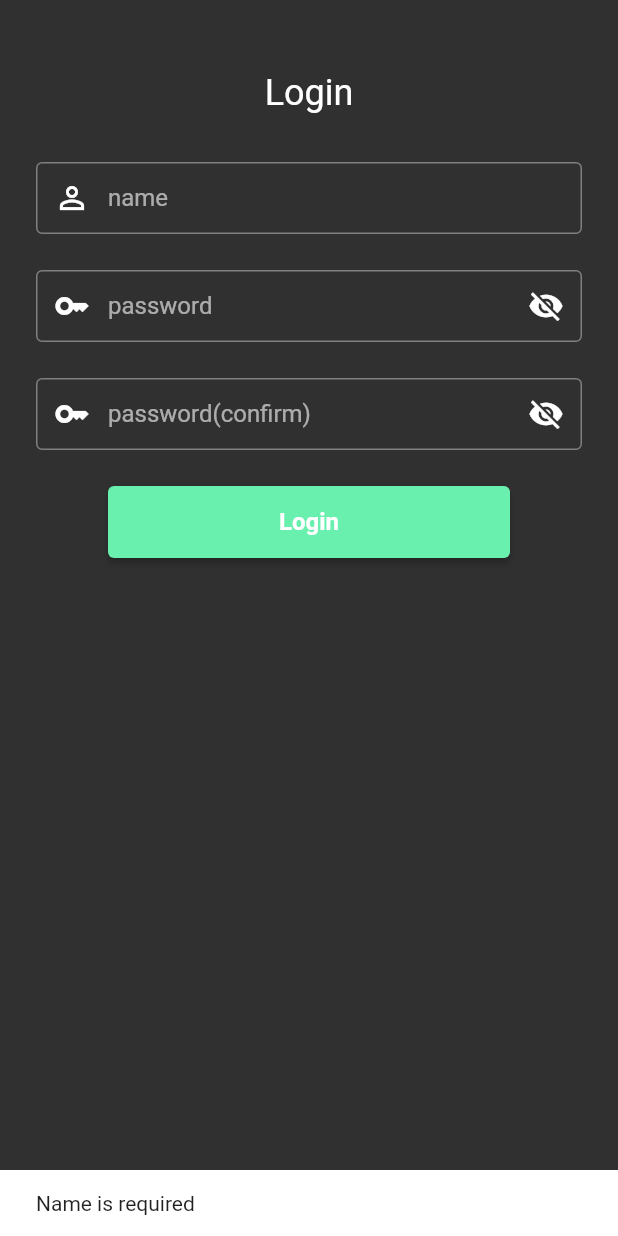
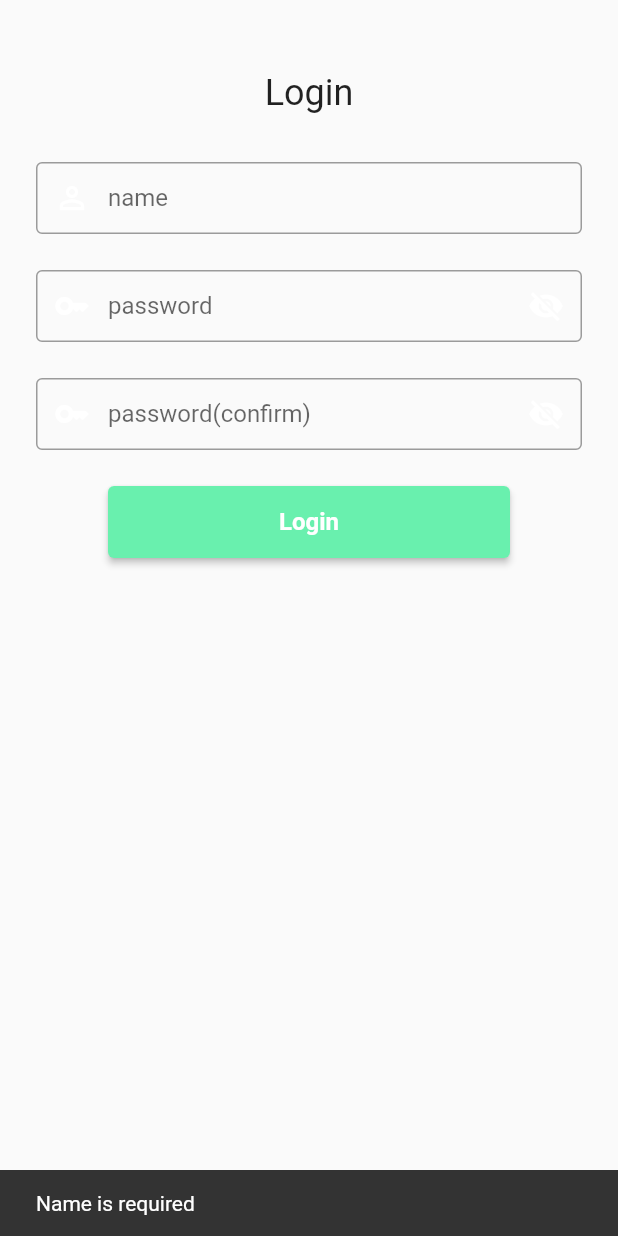
Before and after one commit to HasegawaShuhei/flutter_shopping_app, a Flutter app: the screen it shows after launch, after a tap on "Login", on a phone screen of 412 x 824 dp. Run offline on Flutter 3.47's test engine with Material 2 defaults, Android fonts, the phone set to English and light mode, and no system bars; our stand-ins replace auto_route, cached_network_image, dio, flutter_cache_manager, flutter_hooks, flutter_rating_bar and 7 more; network calls fail.

Commit message:
dark theme対応

```diff
--- /dev/null
+++ b/lib/core/providers/shared_preferences.dart
@@ -0,0 +1,5 @@
+import 'package:hooks_riverpod/hooks_riverpod.dart';
+import 'package:shared_preferences/shared_preferences.dart';
+
+final sharedPreferencesProvider =
+    Provider<SharedPreferences>((_) => throw UnimplementedError());
--- /dev/null
+++ b/lib/core/styles/app_theme_data.dart
@@ -0,0 +1,28 @@
+import 'package:flutter/material.dart';
+
+class AppThemeData {
+  static ThemeData light() {
+    const primaryColor = Colors.blueAccent;
+    final colorScheme = const ColorScheme.light().copyWith(
+      primary: primaryColor,
+    );
+    final defaultThemeData = ThemeData.light();
+
+    return defaultThemeData.copyWith(
+      colorScheme: colorScheme,
+    );
+  }
+
+  static ThemeData dark() {
+    const primaryColor = Colors.blueAccent;
+    final colorScheme = const ColorScheme.dark().copyWith(
+      primary: primaryColor,
+    );
+    final defaultThemeData = ThemeData.dark();
+
+    return defaultThemeData.copyWith(
+      colorScheme: colorScheme,
+      appBarTheme: AppBarTheme(backgroundColor: Colors.grey[850]),
+    );
+  }
+}
--- /dev/null
+++ b/lib/features/config/providers/theme_selector_provider.dart
@@ -0,0 +1,37 @@
+import 'package:flutter/material.dart';
+import 'package:hooks_riverpod/hooks_riverpod.dart';
+
+import '../repositories/config_local_repository.dart';
+
+final themeSelectorNotifierProvider =
+    NotifierProvider<ThemeSelectorNotifier, ThemeMode>(
+  ThemeSelectorNotifier.new,
+  name: 'themeSelectorNotifierProvider',
+);
+
+class ThemeSelectorNotifier extends Notifier<ThemeMode> {
+  ConfigLocalRepository get _repository =>
+      ref.read(configLocalRepositoryProvider);
+
+  @override
+  ThemeMode build() {
+    return _init();
+  }
+
+  ThemeMode _init() {
+    final themeIndex = _repository.getThemeIndex();
+    if (themeIndex == null) {
+      return ThemeMode.system;
+    }
+    final themeMode = ThemeMode.values.firstWhere(
+      (e) => e.index == themeIndex,
+      orElse: () => ThemeMode.system,
+    );
+    return themeMode;
+  }
+
+  Future<void> changeAndSave({required ThemeMode theme}) async {
+    await _repository.setThemeIndex(index: theme.index);
+    state = theme;
+  }
+}
--- /dev/null
+++ b/lib/features/config/repositories/config_local_repository.dart
@@ -0,0 +1,24 @@
+import 'package:hooks_riverpod/hooks_riverpod.dart';
+import 'package:shared_preferences/shared_preferences.dart';
+
+import '../../../core/providers/shared_preferences.dart';
+
+final configLocalRepositoryProvider = Provider<ConfigLocalRepository>((ref) {
+  final sharedPreferences = ref.read(sharedPreferencesProvider);
+  return ConfigLocalRepository(sharedPreferences);
+});
+
+class ConfigLocalRepository {
+  ConfigLocalRepository(this._sharedPreferences);
+  final SharedPreferences _sharedPreferences;
+
+  static const _themePrefsKey = 'selectedThemeKey';
+
+  int? getThemeIndex() {
+    return _sharedPreferences.getInt(_themePrefsKey);
+  }
+
+  Future<void> setThemeIndex({required int index}) async {
+    await _sharedPreferences.setInt(_themePrefsKey, index);
+  }
+}
--- a/lib/main.dart
+++ b/lib/main.dart
@@ -1,12 +1,29 @@
 import 'package:flutter/material.dart';
+import 'package:flutter/services.dart';
 import 'package:hooks_riverpod/hooks_riverpod.dart';
+import 'package:shared_preferences/shared_preferences.dart';
 
+import 'core/providers/shared_preferences.dart';
 import 'core/utils/logger.dart';
 import 'ui/shopping_app.dart';
 
-void main() {
+Future<void> main() async {
+  WidgetsFlutterBinding.ensureInitialized();
+
+  late final SharedPreferences sharedPreferences;
+
+  await Future.wait<void>([
+    /// 縦固定
+    SystemChrome.setPreferredOrientations([DeviceOrientation.portraitUp]),
+    Future(
+      () async => sharedPreferences = await SharedPreferences.getInstance(),
+    ),
+  ]);
   runApp(
     ProviderScope(
+      overrides: [
+        sharedPreferencesProvider.overrideWithValue(sharedPreferences),
+      ],
       observers: [ProviderLogger()],
       child: const ShoppingApp(),
     ),
--- a/lib/ui/shopping_app.dart
+++ b/lib/ui/shopping_app.dart
@@ -4,7 +4,9 @@ import 'package:hooks_riverpod/hooks_riverpod.dart';
 import '../core/providers/error.dart';
 import '../core/routing/app_router.dart';
 import '../core/routing/router_observer.dart';
+import '../core/styles/app_theme_data.dart';
 import '../core/utils/scaffold_messenger.dart';
+import '../features/config/providers/theme_selector_provider.dart';
 
 class ShoppingApp extends HookConsumerWidget {
   const ShoppingApp({super.key});
@@ -29,15 +31,10 @@ class ShoppingApp extends HookConsumerWidget {
       ),
       routeInformationParser: appRouter.defaultRouteParser(),
       title: 'Flutter Shopping App',
-      theme: ThemeData(
-        brightness: Brightness.dark,
-        primaryColor: Colors.greenAccent,
-        primarySwatch: Colors.green,
-        appBarTheme: AppBarTheme(backgroundColor: Colors.grey[850]),
-        bottomNavigationBarTheme: const BottomNavigationBarThemeData(
-          selectedItemColor: Colors.greenAccent,
-        ),
-      ),
+      debugShowCheckedModeBanner: false,
+      theme: AppThemeData.light(),
+      darkTheme: AppThemeData.dark(),
+      themeMode: ref.watch(themeSelectorNotifierProvider),
     );
   }
 }
```
Also changed, not shown: lib/core/extensions/theme_mode_extenion.dart (added, +25 -0 lines).
